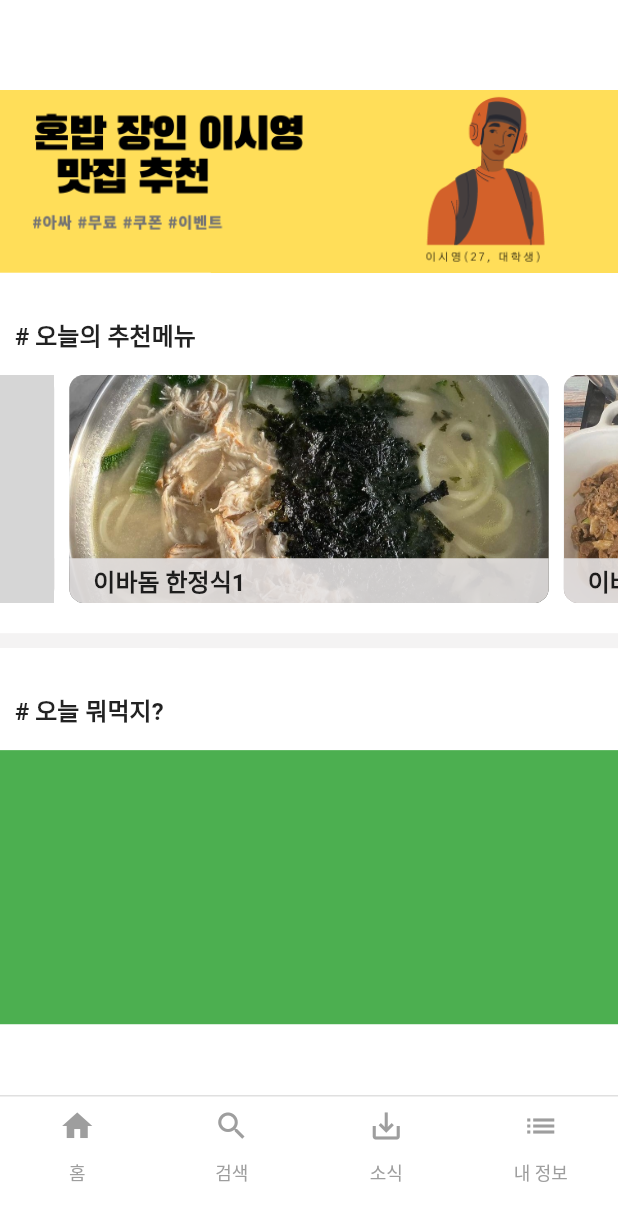
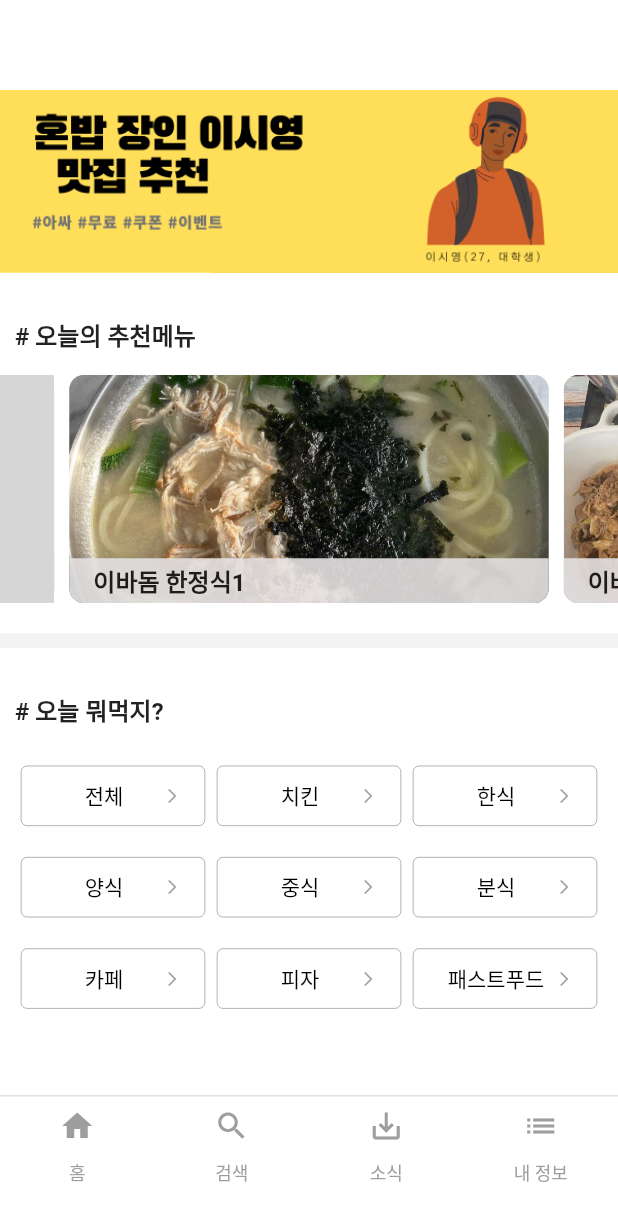
Before and after one commit to explorer-cat/Flutter_Food_Recommend_App, a Flutter app: the screen it shows after launch, on a phone screen of 412 x 824 dp. Shown: the top 1221 px of the screen. Run offline on Flutter 3.47's test engine with Material 2 defaults, Android fonts, the phone set to English and light mode, and no system bars; drawn by our look-alikes of carousel_slider; our stand-ins replace flutter_rating_bar; Roboto replaces fonts that are missing (Pretendard); grey boxes are pictures that could not be loaded.

Commit message:
button component

```diff
--- a/lib/widget/home_screen.dart
+++ b/lib/widget/home_screen.dart
@@ -7,11 +7,21 @@ class HomeScreen extends StatefulWidget {
   _HomeScreenState createState() => _HomeScreenState();
 }
 
+void _onButtonPressed(int buttonNumber) {
+  print('Button  pressed!');
+  // 추가적인 동작을 수행하고자 하는 코드 작성
+  // 예를 들어 다른 화면으로 이동하거나 데이터를 업데이트하는 등의 동작 수행 가능
+}
+
+
 class _HomeScreenState extends State<HomeScreen> {
   @override
   void initState() {
     super.initState();
   }
+
+  final List<String> items = ['전체', '치킨', '한식', '양식', '중식', '분식', '카페', '피자', '패스트푸드', '족발/보쌈', '도시락', '아시안'];
+
 
   @override
   Widget build(BuildContext context) {
@@ -23,11 +33,6 @@ class _HomeScreenState extends State<HomeScreen> {
         children: [
           const SizedBox(
             height: 60,
-            // child: DecoratedBox(
-            //   decoration: BoxDecoration(
-            //     color: Colors.yellow,
-            //   ),
-            // ),
           ), // 60만큼의 빈 공간을 추가하여 상단 여백 생성
           Padding(
             padding: EdgeInsets.symmetric(horizontal: 0),
@@ -122,37 +127,17 @@ class _HomeScreenState extends State<HomeScreen> {
                           ),
                         ],
                       ),
-
-                      // width: MediaQuery.of(context).size.width,
-                      // margin: EdgeInsets.symmetric(horizontal: 5.0),
-                      // decoration: BoxDecoration(
-                      //     color: Colors.black12,
-                      //     borderRadius: BorderRadius.circular(10)
-                      // ),
-                      //   child: Container(
-                      //     decoration: BoxDecoration(
-                      //       borderRadius: BorderRadius.circular(10),
-                      //       image: DecorationImage(
-                      //
-                      //         image: AssetImage('assets/images/sample${i.toString()}.jpeg'),
-                      //         fit: BoxFit.cover,
-                      //       ),
-                      //     ),
-                      //   ),
-                      // child: Text('text $i', style: TextStyle(fontSize: 16.0)),ㄱ
                     );
                   },
                 );
               }).toList(),
             )),
           Flexible(
-
               child: Container(
                 margin: EdgeInsets.fromLTRB(0, 20, 0, 0),
                 color: Color.fromRGBO(228, 225, 225, 0.4),
                 height: 10,
               )),
-
           Flexible(
               flex: 3,
               child: Container(
@@ -166,12 +151,80 @@ class _HomeScreenState extends State<HomeScreen> {
                   color: Colors.black87,  // 텍스트 색상
                 )),
               )),
+
+
+
           Flexible(
-              flex: 6,
-              child: Container(color: Colors.green)),
+            flex: 6,
+            child: Padding(
+              padding: EdgeInsets.symmetric(horizontal: 10.0),
+              child: Column(
+                children: List.generate(3, (rowIndex) {
+                  return Expanded(
+                    child: Row(
+                      children: List.generate(3, (columnIndex) {
+                        final buttonIndex = rowIndex * 3 + columnIndex;
+                        // print(buttonIndex);
+                        final buttonText = items[buttonIndex];
+                        print(buttonText);
+                        return Expanded(
+                          child: Padding(
+                            padding: EdgeInsets.all(4.0),
+                            child: SizedBox(
+                              height: 40.0,
+                              child: ElevatedButton(
+                                onPressed: () {
+                                  // 버튼이 눌렸을 때 수행할 동작을 여기에 작성하세요.
+                                },
+                                style: ElevatedButton.styleFrom(
+                                  primary: Colors.white,
+                                  onPrimary: Colors.black,
+                                  side: BorderSide(color: Colors.black, width: 0.2),
+                                  elevation: 0,
+                                ),
+                                child: Row(
+                                  mainAxisAlignment: MainAxisAlignment.center,
+                                  children: [
+                                    SizedBox(width: 0.0), // 왼쪽 공백
+                                    Expanded(
+                                      child: Text(
+                                        buttonText,
+                                        textAlign: TextAlign.center,
+                                        style: TextStyle(fontSize: 14),
+                                      ),
+                                    ),
+                                    Icon(
+                                      Icons.arrow_forward_ios_rounded,
+                                      size: 12.0,
+                                      color: Colors.black38,
+                                    ),
+                                  ],
+                                ),
+
+
+                              ),
+                            ),
+                          ),
+                        );
+                      }),
+                    ),
+                  );
+                }),
+              ),
+            ),
+          ),
         ],
-        // child: Text('contents'),
       ),
     );
   }
 }
+
+
+/**
+ *                         // Expanded(child: ElevatedButton(
+    //     onPressed: _onButton4Pressed,
+    //     child: Text('zz'
+    //     )
+    //   )
+    // ),
+ */
```
